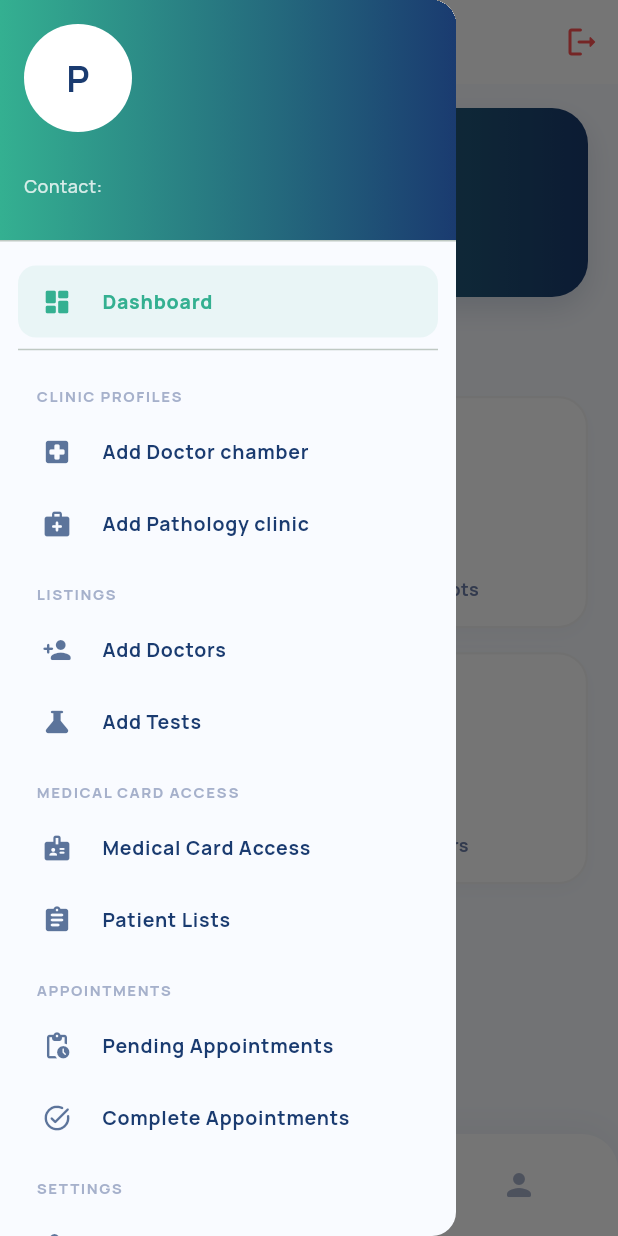
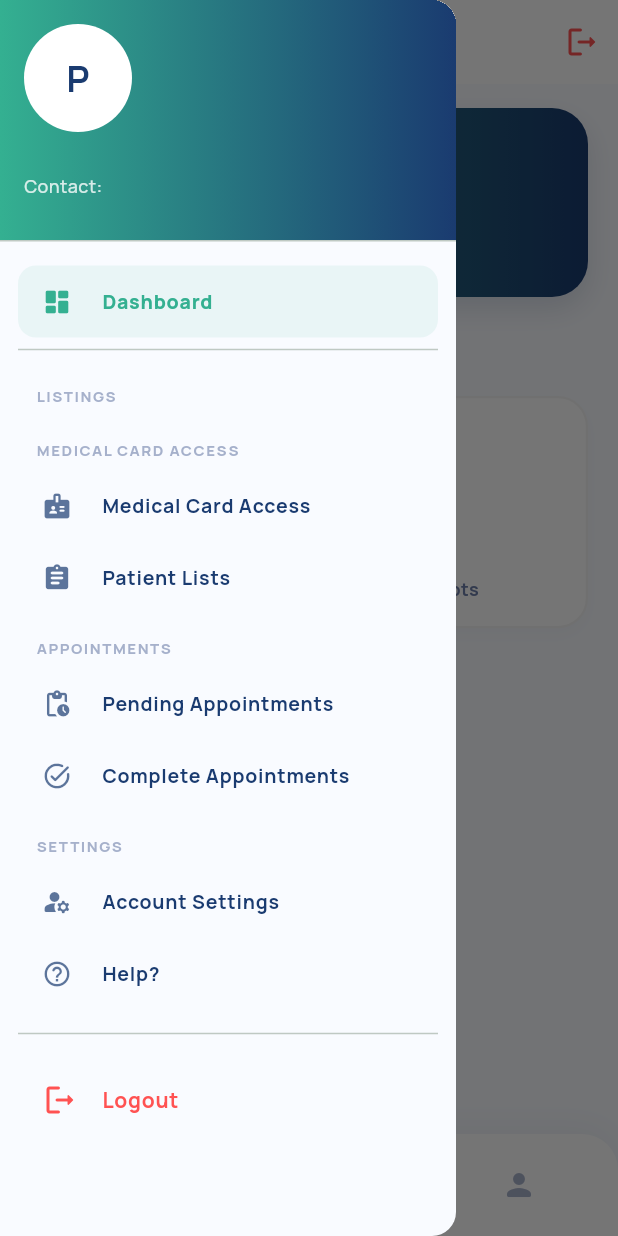
Before and after one commit to artic0909/doctorwala-for-partner-app, a Flutter app: the DashboardScreen screen opened directly with empty values, with the side drawer open, on a phone screen of 412 x 824 dp. Run offline on Flutter 3.47's test engine with Material 3 defaults, Android fonts, the phone set to English and light mode, and no system bars; our stand-ins replace animate_do, carousel_slider, google_fonts, shared_preferences; accounts and stored records are empty.

Commit message:
registration type wise view set

```diff
--- a/lib/screens/dashboard/dashboard.dart
+++ b/lib/screens/dashboard/dashboard.dart
@@ -1,3 +1,4 @@
+import 'dart:convert';
 import 'package:flutter/material.dart';
 import 'package:google_fonts/google_fonts.dart';
 import 'package:animate_do/animate_do.dart';
@@ -48,7 +49,9 @@ class _DashboardScreenState extends State<DashboardScreen> {
                                               ? 'Patient Lists'
                                               : _currentIndex == 9
                                                   ? 'Complete Appointments'
-                                                  : 'Help & Support',
+                                                  : _currentIndex == 11
+                                                      ? 'List Myself'
+                                                      : 'Help & Support',
           style: GoogleFonts.manrope(
             fontSize: 20,
             fontWeight: FontWeight.w900,
@@ -114,6 +117,8 @@ class _DashboardScreenState extends State<DashboardScreen> {
         return _buildPlaceholderTab('Complete Appointments', Icons.task_alt_rounded);
       case 10:
         return _buildPlaceholderTab('Help & Support', Icons.help_outline_rounded);
+      case 11:
+        return _buildPlaceholderTab('List Myself', Icons.assignment_ind_rounded);
       default:
         return _buildHomeTab();
     }
@@ -123,6 +128,51 @@ class _DashboardScreenState extends State<DashboardScreen> {
   Widget _buildHomeTab() {
     final clinicName = widget.partnerData['partner_clinic_name'] ?? 'N/A';
     final contactPerson = widget.partnerData['partner_contact_person_name'] ?? 'N/A';
+
+    final rawRegType = widget.partnerData['registration_type'];
+    final types = _parseRegistrationTypes(rawRegType);
+    final hasOPD = types.contains('OPD');
+    final hasPathology = types.contains('Pathology');
+
+    final cards = <Widget>[
+      _buildCountCard(
+        title: "Today's Appointments",
+        count: '0',
+        icon: Icons.today_rounded,
+        color: AppColors.teal,
+        delayMs: 300,
+      ),
+      _buildCountCard(
+        title: 'Pending Appts',
+        count: '0',
+        icon: Icons.pending_actions_rounded,
+        color: Colors.orangeAccent,
+        delayMs: 400,
+      ),
+      _buildCountCard(
+        title: 'Completed Appts',
+        count: '0',
+        icon: Icons.task_alt_rounded,
+        color: Colors.blueAccent,
+        delayMs: 500,
+      ),
+      if (hasOPD)
+        _buildCountCard(
+          title: 'Total Doctors',
+          count: '0',
+          icon: Icons.people_alt_rounded,
+          color: AppColors.navy,
+          delayMs: 600,
+        ),
+      if (hasPathology)
+        _buildCountCard(
+          title: 'Pathology Tests',
+          count: '0',
+          icon: Icons.biotech_rounded,
+          color: Colors.purpleAccent,
+          delayMs: 700,
+        ),
+    ];
 
     return SingleChildScrollView(
       physics: const BouncingScrollPhysics(),
@@ -216,44 +266,7 @@ class _DashboardScreenState extends State<DashboardScreen> {
             crossAxisSpacing: 16,
             mainAxisSpacing: 16,
             childAspectRatio: 1.15,
-            children: [
-              _buildCountCard(
-                title: "Today's Appointments",
-                count: '0',
-                icon: Icons.today_rounded,
-                color: AppColors.teal,
-                delayMs: 300,
-              ),
-              _buildCountCard(
-                title: 'Pending Appts',
-                count: '0',
-                icon: Icons.pending_actions_rounded,
-                color: Colors.orangeAccent,
-                delayMs: 400,
-              ),
-              _buildCountCard(
-                title: 'Completed Appts',
-                count: '0',
-                icon: Icons.task_alt_rounded,
-                color: Colors.blueAccent,
-                delayMs: 500,
-              ),
-              _buildCountCard(
-                title: 'Total Doctors',
-                count: '0',
-                icon: Icons.people_alt_rounded,
-                color: AppColors.navy,
-                delayMs: 600,
-              ),
-              _buildCountCard(
-                title: 'Pathology Tests',
-                count: '0',
-                icon: Icons.biotech_rounded,
-                color: Colors.purpleAccent,
-                delayMs: 700,
-                isFullWidth: true, // GridView.count doesn't support colSpan easily, we can add separately below if needed
-              ),
-            ],
+            children: cards,
           ),
           const SizedBox(height: 30),
         ],
@@ -555,4 +568,24 @@ class _DashboardScreenState extends State<DashboardScreen> {
       ),
     );
   }
+
+  List<String> _parseRegistrationTypes(dynamic rawType) {
+    if (rawType == null) return [];
+    if (rawType is List) {
+      return rawType.map((e) => e.toString().trim()).toList();
+    }
+    final str = rawType.toString().trim();
+    if (str.startsWith('[') && str.endsWith(']')) {
+      try {
+        final decoded = jsonDecode(str);
+        if (decoded is List) {
+          return decoded.map((e) => e.toString().trim()).toList();
+        }
+      } catch (_) {}
+      // fallback manual parse
+      final clean = str.replaceAll('[', '').replaceAll(']', '').replaceAll('"', '').replaceAll("'", '').replaceAll('\\', '');
+      return clean.split(',').map((e) => e.trim()).where((e) => e.isNotEmpty).toList();
+    }
+    return [str];
+  }
 }
--- a/lib/screens/dashboard/widgets/sidebar.dart
+++ b/lib/screens/dashboard/widgets/sidebar.dart
@@ -1,3 +1,4 @@
+import 'dart:convert';
 import 'package:flutter/material.dart';
 import 'package:google_fonts/google_fonts.dart';
 import '../../../core/app_colors.dart';
@@ -16,11 +17,37 @@ class CustomSidebar extends StatelessWidget {
     required this.onTap,
   });
 
+  List<String> _parseRegistrationTypes(dynamic rawType) {
+    if (rawType == null) return [];
+    if (rawType is List) {
+      return rawType.map((e) => e.toString().trim()).toList();
+    }
+    final str = rawType.toString().trim();
+    if (str.startsWith('[') && str.endsWith(']')) {
+      try {
+        final decoded = jsonDecode(str);
+        if (decoded is List) {
+          return decoded.map((e) => e.toString().trim()).toList();
+        }
+      } catch (_) {}
+      // fallback manual parse
+      final clean = str.replaceAll('[', '').replaceAll(']', '').replaceAll('"', '').replaceAll("'", '').replaceAll('\\', '');
+      return clean.split(',').map((e) => e.trim()).where((e) => e.isNotEmpty).toList();
+    }
+    return [str];
+  }
+
   @override
   Widget build(BuildContext context) {
     final clinicName = partnerData['partner_clinic_name'] ?? 'N/A';
     final contactPerson = partnerData['partner_contact_person_name'] ?? 'N/A';
     final email = partnerData['partner_email'] ?? 'N/A';
+    final rawRegType = partnerData['registration_type'];
+
+    final types = _parseRegistrationTypes(rawRegType);
+    final hasOPD = types.contains('OPD');
+    final hasPathology = types.contains('Pathology');
+    final hasDoctor = types.contains('Doctor');
 
     return Drawer(
       backgroundColor: AppColors.background,
@@ -88,28 +115,41 @@ class CustomSidebar extends StatelessWidget {
                 const Divider(),
 
                 // Clinic Profiles Group
+                if (hasOPD || hasPathology) ...[
                   _buildSectionHeader('Clinic Profiles'),
+                  if (hasOPD)
                     _buildDrawerItem(
                       icon: Icons.local_hospital_rounded,
                       label: 'Add Doctor chamber',
                       index: 3,
                       context: context,
                     ),
+                  if (hasPathology)
                     _buildDrawerItem(
                       icon: Icons.medical_services_rounded,
                       label: 'Add Pathology clinic',
                       index: 4,
                       context: context,
                     ),
+                ],
 
                 // Listings Group
                 _buildSectionHeader('Listings'),
+                if (hasDoctor)
+                  _buildDrawerItem(
+                    icon: Icons.assignment_ind_rounded,
+                    label: 'List myself',
+                    index: 11,
+                    context: context,
+                  ),
+                if (hasOPD)
                   _buildDrawerItem(
                     icon: Icons.person_add_rounded,
                     label: 'Add Doctors',
                     index: 5,
                     context: context,
                   ),
+                if (hasPathology)
                   _buildDrawerItem(
                     icon: Icons.science_rounded,
                     label: 'Add Tests',
@@ -137,7 +177,7 @@ class CustomSidebar extends StatelessWidget {
                 _buildDrawerItem(
                   icon: Icons.pending_actions_rounded,
                   label: 'Pending Appointments',
-                  index: 1, // reuse index 1 or map specifically
+                  index: 1,
                   context: context,
                 ),
                 _buildDrawerItem(
@@ -152,7 +192,7 @@ class CustomSidebar extends StatelessWidget {
                 _buildDrawerItem(
                   icon: Icons.manage_accounts_rounded,
                   label: 'Account Settings',
-                  index: 2, // reuse index 2 or profile/settings
+                  index: 2,
                   context: context,
                 ),
                 _buildDrawerItem(
@@ -176,9 +216,7 @@ class CustomSidebar extends StatelessWidget {
                       color: Colors.redAccent,
                     ),
                   ),
-                  shape: RoundedRectangleBorder(
-                    borderRadius: BorderRadius.circular(12),
-                  ),
+                  shape: RoundedRectangleBorder(borderRadius: BorderRadius.circular(12)),
                   onTap: () async {
                     // Close drawer
                     Navigator.pop(context);
@@ -228,8 +266,7 @@ class CustomSidebar extends StatelessWidget {
       dense: true,
       leading: Icon(
         icon,
-        color:
-            isSelected ? AppColors.teal : AppColors.navy.withValues(alpha: 0.7),
+        color: isSelected ? AppColors.teal : AppColors.navy.withValues(alpha: 0.7),
         size: 20,
       ),
       title: Text(
```
Lines whose indentation alone changed are shown as unchanged.
